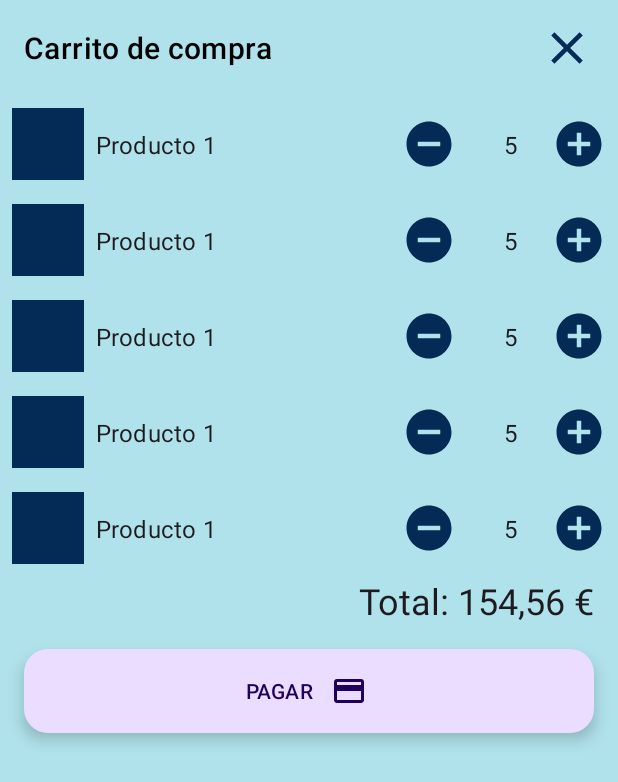
After one commit to Kordeliia/TwoCatAmigurumiC, an Android app: the layout fragment_cart.xml on its own in the app's theme, with its tools: preview values and no code run, on a phone screen of 412 x 824 dp. The commit adds this screen. Shown: the top 782 px of the screen. Run offline under Robolectric (Android 15) with nearby library versions, the phone set to English and light mode, and no system bars.

Commit message:
commit carrito

```diff
--- a/app/src/main/java/com/example/twocatsamigurumi/MainActivity.kt
+++ b/app/src/main/java/com/example/twocatsamigurumi/MainActivity.kt
@@ -8,6 +8,7 @@ import android.view.View
 import android.widget.Toast
 import androidx.activity.result.contract.ActivityResultContracts
 import androidx.recyclerview.widget.GridLayoutManager
+import com.example.twocatsamigurumi.cart.CartFragment
 import com.example.twocatsamigurumi.databinding.ActivityMainBinding
 import com.example.twocatsamigurumi.entities.Product
 import com.example.twocatsamigurumi.product.OnProductListener
@@ -62,7 +63,11 @@ class MainActivity : AppCompatActivity(),OnProductListener {
         setContentView(binding.root)
         configAuth()
         configRecyclerView()
+        configButtons()
     }
+
+
+
     private fun configRecyclerView() {
         adapter = ProductAdapter(mutableListOf(), this)
         binding.recyclerView.apply{
@@ -72,6 +77,13 @@ class MainActivity : AppCompatActivity(),OnProductListener {
                 GridLayoutManager.HORIZONTAL,
                 false)
             adapter = this@MainActivity.adapter
+        }
+    }
+
+    private fun configButtons() {
+        binding.mBtnCart.setOnClickListener{
+            val fragment = CartFragment()
+            fragment.show(supportFragmentManager.beginTransaction(), CartFragment::class.java.simpleName)
         }
     }
     private fun configAuth(){
--- /dev/null
+++ b/app/src/main/java/com/example/twocatsamigurumi/cart/CartFragment.kt
@@ -0,0 +1,31 @@
+package com.example.twocatsamigurumi.cart
+
+import android.app.Dialog
+import android.os.Bundle
+import android.view.LayoutInflater
+import android.view.View
+import com.example.twocatsamigurumi.databinding.FragmentCartBinding
+import com.google.android.material.bottomsheet.BottomSheetBehavior
+import com.google.android.material.bottomsheet.BottomSheetDialog
+import com.google.android.material.bottomsheet.BottomSheetDialogFragment
+
+class CartFragment : BottomSheetDialogFragment() {
+    private var binding : FragmentCartBinding? = null
+    private lateinit var bottomSheetBehavior: BottomSheetBehavior<*>
+    override fun onCreateDialog(savedInstanceState : Bundle?) : Dialog {
+        binding = FragmentCartBinding.inflate(LayoutInflater.from(activity))
+        binding?.let {
+            val bottomSheetDialog = super.onCreateDialog(savedInstanceState) as BottomSheetDialog
+            bottomSheetDialog.setContentView(it.root)
+            bottomSheetBehavior = BottomSheetBehavior.from(it.root.parent as View)
+            bottomSheetBehavior.state = BottomSheetBehavior.STATE_EXPANDED
+            return bottomSheetDialog
+        }
+        return super.onCreateDialog(savedInstanceState)
+    }
+
+    override fun onDestroyView() {
+        super.onDestroyView()
+        binding = null
+    }
+}
--- /dev/null
+++ b/app/src/main/java/com/example/twocatsamigurumi/cart/OnCartListener.kt
@@ -0,0 +1,4 @@
+package com.example.twocatsamigurumi.cart
+
+interface OnCartListener {
+}
--- a/app/src/main/java/com/example/twocatsamigurumi/product/ProductAdapter.kt
+++ b/app/src/main/java/com/example/twocatsamigurumi/product/ProductAdapter.kt
@@ -23,10 +23,6 @@ class ProductAdapter(private val productList: MutableList<Product>,
         fun setListener(product: Product){
             binding.root.setOnClickListener {
                 listener.onClick(product)
-            }
-            binding.root.setOnLongClickListener {
-                listener.onLongClick(product)
-                true
             }
         }
     }
--- a/app/src/main/res/drawable/ic_arrow_right_more.xml
+++ b/app/src/main/res/drawable/ic_arrow_right_more.xml
@@ -1,4 +1,4 @@
-<vector android:height="24dp" android:tint="#000000"
+<vector android:height="24dp" android:tint="#032B55"
     android:viewportHeight="24" android:viewportWidth="24"
     android:width="24dp" xmlns:android="http://schemas.android.com/apk/res/android">
     <path android:fillColor="@android:color/white" android:pathData="M6.41,6l-1.41,1.41l4.58,4.59l-4.58,4.59l1.41,1.41l6,-6z"/>
--- /dev/null
+++ b/app/src/main/res/drawable/ic_cart.xml
@@ -0,0 +1,5 @@
+<vector android:height="36dp" android:tint="#032B55"
+    android:viewportHeight="24" android:viewportWidth="24"
+    android:width="36dp" xmlns:android="http://schemas.android.com/apk/res/android">
+    <path android:fillColor="@android:color/white" android:pathData="M7,18c-1.1,0 -1.99,0.9 -1.99,2S5.9,22 7,22s2,-0.9 2,-2 -0.9,-2 -2,-2zM1,2v2h2l3.6,7.59 -1.35,2.45c-0.16,0.28 -0.25,0.61 -0.25,0.96 0,1.1 0.9,2 2,2h12v-2L7.42,15c-0.14,0 -0.25,-0.11 -0.25,-0.25l0.03,-0.12 0.9,-1.63h7.45c0.75,0 1.41,-0.41 1.75,-1.03l3.58,-6.49c0.08,-0.14 0.12,-0.31 0.12,-0.48 0,-0.55 -0.45,-1 -1,-1L5.21,4l-0.94,-2L1,2zM17,18c-1.1,0 -1.99,0.9 -1.99,2s0.89,2 1.99,2 2,-0.9 2,-2 -0.9,-2 -2,-2z"/>
+</vector>
--- /dev/null
+++ b/app/src/main/res/drawable/ic_close.xml
@@ -0,0 +1,5 @@
+<vector android:height="36dp" android:tint="#032B55"
+    android:viewportHeight="24" android:viewportWidth="24"
+    android:width="36dp" xmlns:android="http://schemas.android.com/apk/res/android">
+    <path android:fillColor="@android:color/white" android:pathData="M19,6.41L17.59,5 12,10.59 6.41,5 5,6.41 10.59,12 5,17.59 6.41,19 12,13.41 17.59,19 19,17.59 13.41,12z"/>
+</vector>
--- a/app/src/main/res/drawable/ic_time.xml
+++ b/app/src/main/res/drawable/ic_time.xml
@@ -1,4 +1,4 @@
-<vector android:height="24dp" android:tint="#3F89FC"
+<vector android:height="24dp" android:tint="#032B55"
     android:viewportHeight="24" android:viewportWidth="24"
     android:width="24dp" xmlns:android="http://schemas.android.com/apk/res/android">
     <path android:fillColor="@android:color/white" android:pathData="M11.99,2C6.47,2 2,6.48 2,12s4.47,10 9.99,10C17.52,22 22,17.52 22,12S17.52,2 11.99,2zM12,20c-4.42,0 -8,-3.58 -8,-8s3.58,-8 8,-8 8,3.58 8,8 -3.58,8 -8,8z"/>
--- /dev/null
+++ b/app/src/main/res/drawable/iuc_pay.xml
@@ -0,0 +1,5 @@
+<vector android:height="36dp" android:tint="#032B55"
+    android:viewportHeight="24" android:viewportWidth="24"
+    android:width="36dp" xmlns:android="http://schemas.android.com/apk/res/android">
+    <path android:fillColor="@android:color/white" android:pathData="M20,4L4,4c-1.11,0 -1.99,0.89 -1.99,2L2,18c0,1.11 0.89,2 2,2h16c1.11,0 2,-0.89 2,-2L22,6c0,-1.11 -0.89,-2 -2,-2zM20,18L4,18v-6h16v6zM20,8L4,8L4,6h16v2z"/>
+</vector>
--- a/app/src/main/res/layout/activity_main.xml
+++ b/app/src/main/res/layout/activity_main.xml
@@ -15,7 +15,7 @@
         app:layout_constraintBottom_toBottomOf="parent"
         android:textAppearance="@style/TextAppearance.MaterialComponents.Headline6"
         android:gravity="center_vertical"
-        android:layout_marginStart="@dimen/common_padding_normal"
+        android:layout_marginStart="@dimen/common_padding_default"
         android:layout_marginEnd="@dimen/common_padding_min"
         />
     <com.google.android.material.button.MaterialButton
@@ -26,7 +26,7 @@
         app:layout_constraintEnd_toEndOf="parent"
         app:layout_constraintBottom_toBottomOf="@+id/tvTotal"
         app:layout_constraintTop_toTopOf="@+id/tvTotal"
-        android:layout_marginEnd="@dimen/common_padding_normal"
+        android:layout_marginEnd="@dimen/common_padding_default"
         android:layout_marginStart="@dimen/common_padding_min"
         />
 
--- /dev/null
+++ b/app/src/main/res/layout/fragment_cart.xml
@@ -0,0 +1,74 @@
+<?xml version="1.0" encoding="utf-8"?>
+<LinearLayout xmlns:android="http://schemas.android.com/apk/res/android"
+    xmlns:app="http://schemas.android.com/apk/res-auto"
+    xmlns:tools="http://schemas.android.com/tools"
+    android:orientation="vertical"
+    android:layout_width="match_parent"
+    android:layout_height="wrap_content">
+    <com.google.android.material.appbar.AppBarLayout
+        android:id="@+id/appBar"
+        android:layout_width="match_parent"
+        android:layout_height="?attr/actionBarSize"
+        android:background="?attr/colorPrimary">
+        <LinearLayout
+            android:layout_width="match_parent"
+            android:layout_height="match_parent"
+            android:orientation="horizontal"
+            android:paddingHorizontal="@dimen/common_padding_default"
+            android:gravity="center_vertical">
+            <com.google.android.material.textview.MaterialTextView
+                android:layout_width="@dimen/padding_none"
+                android:layout_height="wrap_content"
+                android:layout_weight="100"
+                android:text="@string/cart_buy_name"
+                android:textColor="?attr/colorOnPrimary"
+                android:textAppearance="?attr/textAppearanceHeadline6"/>
+            <ImageButton
+                android:id="@+id/iBtnCloseCart"
+                android:layout_width="wrap_content"
+                android:layout_height="wrap_content"
+                android:src="@drawable/ic_close"
+                android:background="?attr/selectableItemBackground"/>
+        </LinearLayout>
+    </com.google.android.material.appbar.AppBarLayout>
+
+    <androidx.constraintlayout.widget.ConstraintLayout
+        android:layout_width="match_parent"
+        android:layout_height="match_parent">
+        <com.google.android.material.floatingactionbutton.ExtendedFloatingActionButton
+            android:id="@+id/efab"
+            android:layout_width="@dimen/padding_none"
+            android:layout_height="wrap_content"
+            android:layout_margin="@dimen/common_padding_default"
+            android:text="@string/efab_pay"
+            app:icon="@drawable/iuc_pay"
+            app:iconGravity="textEnd"
+            android:gravity="center"
+            app:layout_constraintStart_toStartOf="parent"
+            app:layout_constraintEnd_toEndOf="parent"
+            app:layout_constraintBottom_toBottomOf="parent"
+            />
+        <com.google.android.material.textview.MaterialTextView
+            android:id="@+id/tvTotal"
+            android:layout_width="@dimen/padding_none"
+            android:layout_height="wrap_content"
+            android:textAppearance="?attr/textAppearanceHeadline5"
+            tools:text="Total: 154,56 €"
+            app:layout_constraintStart_toStartOf="parent"
+            app:layout_constraintEnd_toEndOf="parent"
+            app:layout_constraintBottom_toTopOf="@+id/efab"
+            android:textAlignment="textEnd"
+            android:layout_marginHorizontal="@dimen/common_padding_default"
+            android:layout_marginBottom="@dimen/common_padding_default"/>
+        <androidx.recyclerview.widget.RecyclerView
+            android:id="@+id/recyclerView"
+            android:layout_width="match_parent"
+            android:layout_height="@dimen/padding_none"
+            tools:listitem="@layout/item_product_cart"
+            tools:itemCount="5"
+            app:layout_constraintHeight_default="wrap"
+            app:layout_constraintTop_toTopOf="parent"
+            app:layout_constraintBottom_toTopOf="@+id/tvTotal"
+            />
+    </androidx.constraintlayout.widget.ConstraintLayout>
+</LinearLayout>
--- a/app/src/main/res/layout/item_product_cart.xml
+++ b/app/src/main/res/layout/item_product_cart.xml
@@ -42,6 +42,24 @@
         android:id="@+id/imgProduct"
         android:layout_width="@dimen/product_cart_img_size"
         android:layout_height="@dimen/product_cart_img_size"
+        android:background="@color/blue_dark"
+        app:layout_constraintTop_toTopOf="@+id/ibRem"
+        app:layout_constraintBottom_toBottomOf="@+id/ibRem"
+        app:layout_constraintStart_toStartOf="parent"
+        android:layout_marginStart="@dimen/common_padding_min"
+        />
+    <com.google.android.material.textview.MaterialTextView
+        android:id="@+id/tvName"
+        android:layout_width="@dimen/padding_none"
+        android:layout_height="wrap_content"
+        android:textAppearance="?attr/textAppearanceSubtitle1"
+        tools:text="Producto 1"
+        android:maxLines="2"
+        app:layout_constraintTop_toTopOf="@+id/imgProduct"
+        app:layout_constraintBottom_toBottomOf="@+id/imgProduct"
+        app:layout_constraintStart_toEndOf="@+id/imgProduct"
+        app:layout_constraintEnd_toStartOf="@+id/ibRem"
+        android:layout_marginHorizontal="@dimen/common_padding_min"
         />
 
 </androidx.constraintlayout.widget.ConstraintLayout>
--- a/app/src/main/res/values/dimens.xml
+++ b/app/src/main/res/values/dimens.xml
@@ -4,6 +4,6 @@
     <dimen name="common_padding_min">8dp</dimen>
     <dimen name="product_img_width">148dp</dimen>
     <dimen name="padding_none">0dp</dimen>
-    <dimen name="common_padding_normal">16dp</dimen>
+    <dimen name="common_padding_default">16dp</dimen>
     <dimen name="product_cart_img_size">48dp</dimen>
 </resources>
--- a/app/src/main/res/values/strings.xml
+++ b/app/src/main/res/values/strings.xml
@@ -13,4 +13,6 @@
     <string name="mssg_sign_out_success">Hasta pronto!</string>
     <string name="mssg_sign_out_failure">Error al cerrar la sesión</string>
     <string name="mssg_error_consultar_datos">Error al consultar los datos en la base de datos.</string>
+    <string name="cart_buy_name">Carrito de compra</string>
+    <string name="efab_pay">PAGAR</string>
 </resources>
```
